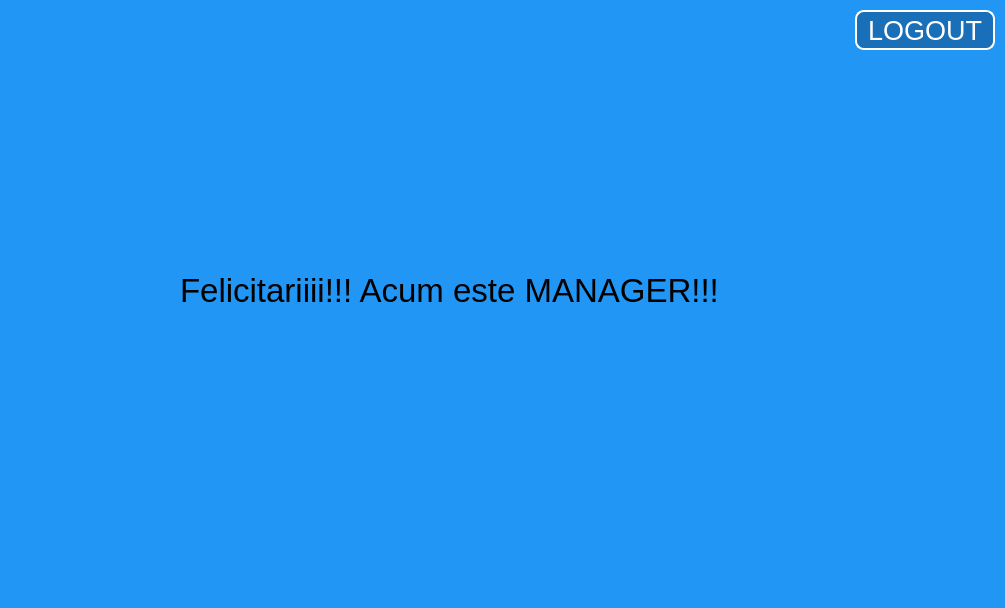
Qt form 3_Solution/PM_Application/PM_GUI_/Manager_Window.ui (liviupopa16/POO_Project_Manager) before a commit.
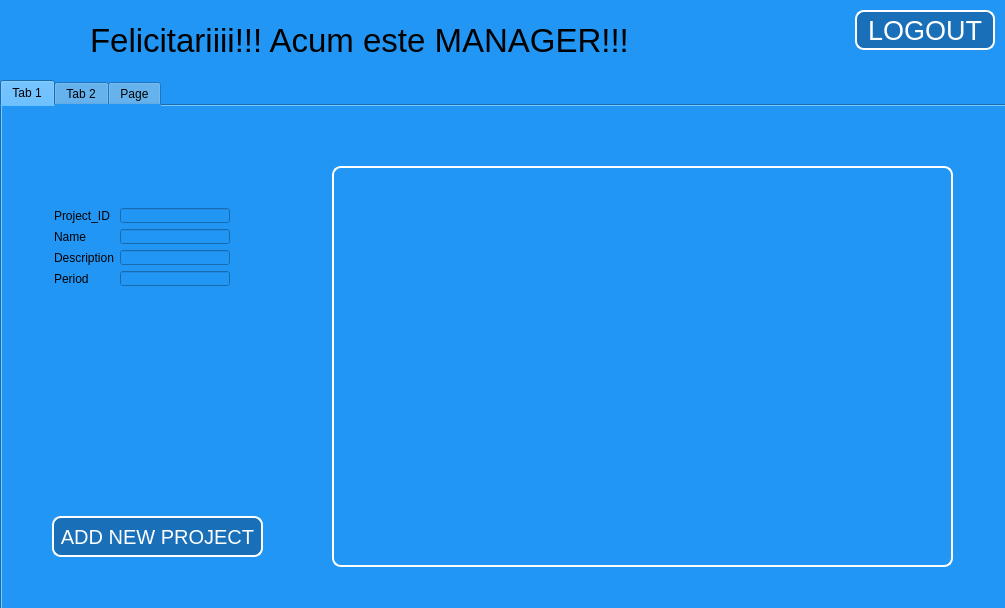
The same form after that commit. Icons and pictures are not drawn.

The edit to the form file:
```diff
--- a/3_Solution/PM_Application/PM_GUI_/Manager_Window.ui
+++ b/3_Solution/PM_Application/PM_GUI_/Manager_Window.ui
@@ -35,8 +35,8 @@
   <widget class="QLabel" name="label">
    <property name="geometry">
     <rect>
-     <x>180</x>
-     <y>250</y>
+     <x>90</x>
+     <y>0</y>
      <width>541</width>
      <height>81</height>
     </rect>
@@ -69,6 +69,123 @@
     <string>LOGOUT</string>
    </property>
   </widget>
+  <widget class="QTabWidget" name="tabWidget">
+   <property name="geometry">
+    <rect>
+     <x>0</x>
+     <y>80</y>
+     <width>1011</width>
+     <height>531</height>
+    </rect>
+   </property>
+   <property name="currentIndex">
+    <number>0</number>
+   </property>
+   <widget class="QWidget" name="tab">
+    <attribute name="title">
+     <string>Tab 1</string>
+    </attribute>
+    <widget class="QPushButton" name="pushButton">
+     <property name="geometry">
+      <rect>
+       <x>50</x>
+       <y>410</y>
+       <width>211</width>
+       <height>41</height>
+      </rect>
+     </property>
+     <property name="styleSheet">
+      <string notr="true">color:white;
+font-size:15pt;
+border: 2px solid white;
+border-radius: 9px;
+background: grey;
+background-color: rgba(0, 0, 0, 25%);</string>
+     </property>
+     <property name="text">
+      <string>ADD NEW PROJECT</string>
+     </property>
+    </widget>
+    <widget class="QTableView" name="tableView">
+     <property name="geometry">
+      <rect>
+       <x>330</x>
+       <y>60</y>
+       <width>621</width>
+       <height>401</height>
+      </rect>
+     </property>
+     <property name="styleSheet">
+      <string notr="true">color:white;
+font-size:20pt;
+border: 2px solid white;
+border-radius: 9px;</string>
+     </property>
+    </widget>
+    <widget class="QWidget" name="">
+     <property name="geometry">
+      <rect>
+       <x>41</x>
+       <y>91</y>
+       <width>198</width>
+       <height>100</height>
+      </rect>
+     </property>
+     <layout class="QGridLayout" name="gridLayout">
+      <item row="2" column="0" colspan="2">
+       <widget class="QLabel" name="label_4">
+        <property name="text">
+         <string>Description</string>
+        </property>
+       </widget>
+      </item>
+      <item row="2" column="2">
+       <widget class="QLineEdit" name="lineEdit_3"/>
+      </item>
+      <item row="3" column="0" colspan="2">
+       <widget class="QLabel" name="label_5">
+        <property name="text">
+         <string>Period</string>
+        </property>
+       </widget>
+      </item>
+      <item row="3" column="2">
+       <widget class="QLineEdit" name="lineEdit_4"/>
+      </item>
+      <item row="1" column="2">
+       <widget class="QLineEdit" name="lineEdit_2"/>
+      </item>
+      <item row="0" column="2">
+       <widget class="QLineEdit" name="lineEdit"/>
+      </item>
+      <item row="1" column="0" colspan="2">
+       <widget class="QLabel" name="label_3">
+        <property name="text">
+         <string>Name</string>
+        </property>
+       </widget>
+      </item>
+      <item row="0" column="0" colspan="2">
+       <widget class="QLabel" name="label_2">
+        <property name="text">
+         <string>Project_ID</string>
+        </property>
+       </widget>
+      </item>
+     </layout>
+    </widget>
+   </widget>
+   <widget class="QWidget" name="tab_2">
+    <attribute name="title">
+     <string>Tab 2</string>
+    </attribute>
+   </widget>
+   <widget class="QWidget" name="tab_3">
+    <attribute name="title">
+     <string>Page</string>
+    </attribute>
+   </widget>
+  </widget>
  </widget>
  <layoutdefault spacing="6" margin="11"/>
  <resources/>
```
